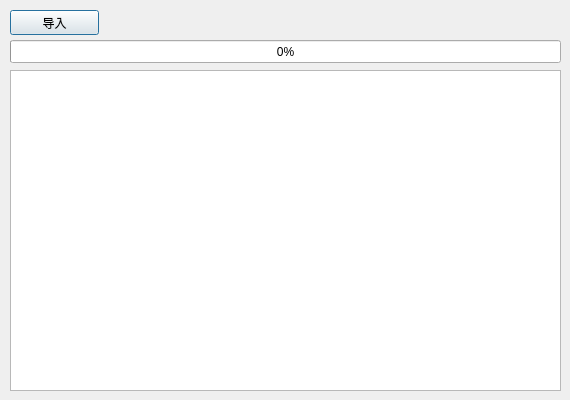
Qt form dialogs/importscriptdialog.ui (L-Net-1992/ADAS_AD_Developer) before a commit.
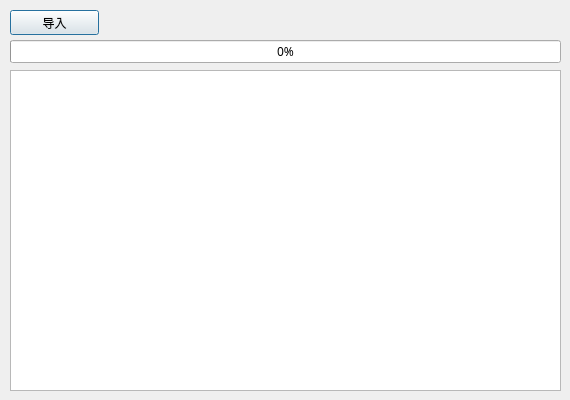
The same form after that commit.

The edit to the form file:
```diff
--- a/dialogs/importscriptdialog.ui
+++ b/dialogs/importscriptdialog.ui
@@ -28,6 +28,11 @@
     <height>400</height>
    </size>
   </property>
+  <property name="font">
+   <font>
+    <family>方正准圆简体</family>
+   </font>
+  </property>
   <property name="windowTitle">
    <string>导入模块脚本</string>
   </property>
```
